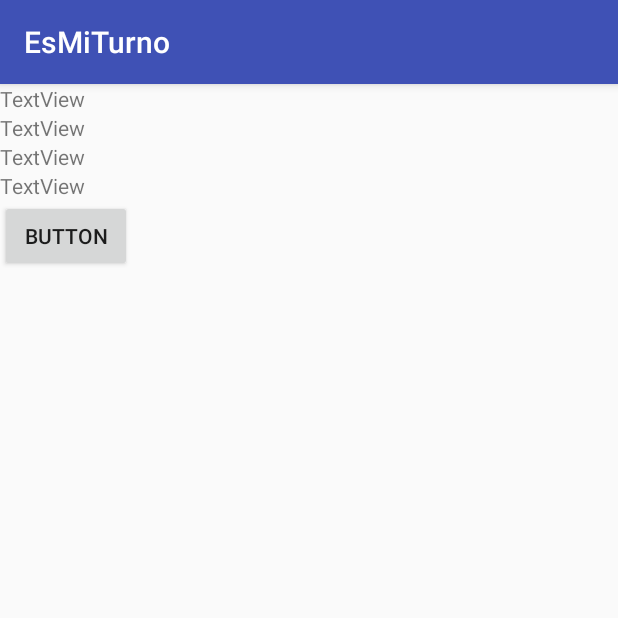
After one commit to hernnyy/emt, an Android app: the MeetDetailFastActivity screen opened directly, with no data from a screen before it, on a phone screen of 412 x 824 dp, the top half of it. The commit adds this screen. Run offline under Robolectric (Android 15) with nearby library versions, the phone set to English and light mode, and no system bars; network calls fail.

Commit message:
nueva pantalla de detralles de meet

```diff
--- a/app/build.gradle
+++ b/app/build.gradle
@@ -31,5 +31,6 @@ dependencies {
     compile 'com.loopj.android:android-async-http:1.4.9'
     compile 'com.android.volley:volley:1.0.0'
     compile 'com.android.support:support-vector-drawable:25.3.1'
+    compile 'com.android.support.constraint:constraint-layout:1.0.2'
     testCompile 'junit:junit:4.12'
 }
--- /dev/null
+++ b/app/src/main/java/com/example/hernan/esmiturno/MeetDetailFastActivity.java
@@ -0,0 +1,13 @@
+package com.example.hernan.esmiturno;
+
+import android.support.v7.app.AppCompatActivity;
+import android.os.Bundle;
+
+public class MeetDetailFastActivity extends AppCompatActivity {
+
+    @Override
+    protected void onCreate(Bundle savedInstanceState) {
+        super.onCreate(savedInstanceState);
+        setContentView(R.layout.activity_meet_detail_fast);
+    }
+}
--- /dev/null
+++ b/app/src/main/res/layout/activity_meet_detail_fast.xml
@@ -0,0 +1,56 @@
+<?xml version="1.0" encoding="utf-8"?>
+<android.support.constraint.ConstraintLayout xmlns:android="http://schemas.android.com/apk/res/android"
+    xmlns:app="http://schemas.android.com/apk/res-auto"
+    xmlns:tools="http://schemas.android.com/tools"
+    android:layout_width="match_parent"
+    android:layout_height="match_parent"
+    tools:context="com.example.hernan.esmiturno.MeetDetailFastActivity"
+    tools:layout_editor_absoluteY="81dp"
+    tools:layout_editor_absoluteX="0dp">
+
+    <GridLayout
+        android:layout_width="368dp"
+        android:layout_height="495dp"
+        tools:layout_editor_absoluteY="8dp"
+        tools:layout_editor_absoluteX="8dp">
+
+        <TextView
+            android:id="@+id/textView4"
+            android:layout_width="wrap_content"
+            android:layout_height="wrap_content"
+            android:text="TextView" />
+
+        <TextView
+            android:id="@+id/textView5"
+            android:layout_width="wrap_content"
+            android:layout_height="wrap_content"
+            android:layout_column="0"
+            android:layout_row="1"
+            android:text="TextView" />
+
+        <TextView
+            android:id="@+id/textView6"
+            android:layout_width="wrap_content"
+            android:layout_height="wrap_content"
+            android:layout_column="0"
+            android:layout_row="3"
+            android:text="TextView" />
+
+        <TextView
+            android:id="@+id/textView7"
+            android:layout_width="wrap_content"
+            android:layout_height="wrap_content"
+            android:layout_column="0"
+            android:layout_row="2"
+            android:text="TextView" />
+
+        <Button
+            android:id="@+id/button2"
+            android:layout_width="wrap_content"
+            android:layout_height="wrap_content"
+            android:layout_column="0"
+            android:layout_row="4"
+            android:text="Button" />
+    </GridLayout>
+
+</android.support.constraint.ConstraintLayout>
--- a/app/src/main/res/values/dimens.xml
+++ b/app/src/main/res/values/dimens.xml
@@ -2,4 +2,5 @@
     <!-- Default screen margins, per the Android Design guidelines. -->
     <dimen name="activity_horizontal_margin">16dp</dimen>
     <dimen name="activity_vertical_margin">16dp</dimen>
+    <dimen name="fab_margin">16dp</dimen>
 </resources>
--- a/app/src/main/res/values/strings.xml
+++ b/app/src/main/res/values/strings.xml
@@ -18,4 +18,5 @@
     <string name="title_home">Inicio</string>
     <string name="title_dashboard">Turnos</string>
     <string name="title_notifications">Notificaciones</string>
+    <string name="title_activity_meet_detail">MeetDetailActivity</string>
 </resources>
--- a/app/src/main/res/values/styles.xml
+++ b/app/src/main/res/values/styles.xml
@@ -8,4 +8,13 @@
         <item name="colorAccent">@color/colorAccent</item>
     </style>
 
+    <style name="AppTheme.NoActionBar">
+        <item name="windowActionBar">false</item>
+        <item name="windowNoTitle">true</item>
+    </style>
+
+    <style name="AppTheme.AppBarOverlay" parent="ThemeOverlay.AppCompat.Dark.ActionBar" />
+
+    <style name="AppTheme.PopupOverlay" parent="ThemeOverlay.AppCompat.Light" />
+
 </resources>
```
Also changed, not shown: app/src/main/AndroidManifest.xml (+6 -1 lines), app/src/main/java/com/example/hernan/esmiturno/CentralActivity.java (+22 -12 lines).
